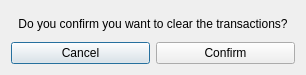
Old version of the form Project/ui/cancel_sale.ui in the repository Selvam-T/POS.
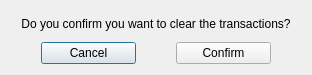
New version of the form.

Patch:
```diff
--- a/Project/ui/cancel_sale.ui
+++ b/Project/ui/cancel_sale.ui
@@ -6,7 +6,7 @@
    <rect>
     <x>0</x>
     <y>0</y>
-    <width>306</width>
+    <width>312</width>
     <height>75</height>
    </rect>
   </property>
@@ -26,6 +26,15 @@
    </item>
    <item>
     <layout class="QHBoxLayout" name="buttonLayout">
+     <property name="spacing">
+      <number>40</number>
+     </property>
+     <property name="leftMargin">
+      <number>30</number>
+     </property>
+     <property name="rightMargin">
+      <number>30</number>
+     </property>
      <item>
       <widget class="QPushButton" name="btnCancel">
        <property name="text">
```
